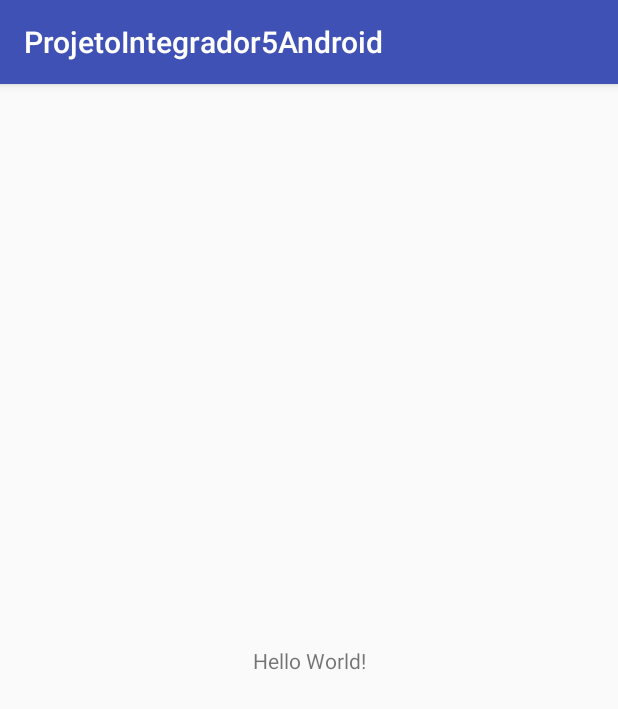
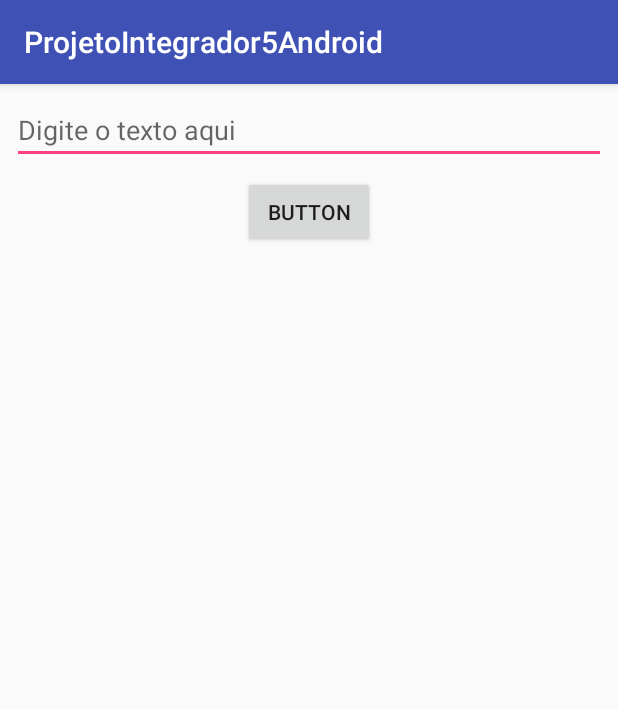
Before and after one commit to UniREDENTOR/ProjetoIntegrador5_Android, an Android app: the screen it shows after launch (MainActivity), on a phone screen of 412 x 824 dp. Shown: the top 709 px of the screen. Run offline under Robolectric (Android 15) with nearby library versions, the phone set to English and light mode, and no system bars.

Commit message:
Funcionalidade de text-to-speech implementada.

```diff
--- a/app/src/main/java/com/example/mikha/projetointegrador5android/MainActivity.java
+++ b/app/src/main/java/com/example/mikha/projetointegrador5android/MainActivity.java
@@ -1,13 +1,54 @@
 package com.example.mikha.projetointegrador5android;
 
+import android.speech.tts.TextToSpeech;
 import android.support.v7.app.AppCompatActivity;
 import android.os.Bundle;
+import android.view.View;
+import android.widget.Button;
+import android.widget.EditText;
+import android.widget.Toast;
+
+import java.util.Locale;
 
 public class MainActivity extends AppCompatActivity {
+
+    TextToSpeech speech;
+    EditText ed1;
+    Button b1;
 
     @Override
     protected void onCreate(Bundle savedInstanceState) {
         super.onCreate(savedInstanceState);
         setContentView(R.layout.activity_main);
+
+        ed1 = (EditText) findViewById(R.id.EditTextEntrada);
+        b1 = (Button) findViewById(R.id.ButtonTextToSpeech);
+        final Locale localeBR = new Locale("pt","BR");
+
+        speech = new TextToSpeech(getApplicationContext(), new TextToSpeech.OnInitListener() {
+            @Override
+            public void onInit(int status) {
+                if(status != TextToSpeech.ERROR){
+                    speech.setLanguage(localeBR);
+                }
+            }
+        });
+
+        b1.setOnClickListener(new View.OnClickListener() {
+            @Override
+            public void onClick(View v) {
+                String toSpeak = ed1.getText().toString();
+                Toast.makeText(getApplicationContext(), toSpeak, Toast.LENGTH_SHORT).show();
+                speech.speak(toSpeak, TextToSpeech.QUEUE_FLUSH, null);
+            }
+        });
+    }
+
+    public void onPause(){
+        if(speech != null){
+            speech.stop();
+            speech.shutdown();
+        }
+        super.onPause();
     }
 }
--- a/app/src/main/res/layout/activity_main.xml
+++ b/app/src/main/res/layout/activity_main.xml
@@ -6,13 +6,27 @@
     android:layout_height="match_parent"
     tools:context="com.example.mikha.projetointegrador5android.MainActivity">
 
-    <TextView
-        android:layout_width="wrap_content"
+    <EditText
+        android:id="@+id/EditTextEntrada"
+        android:hint="Digite o texto aqui"
+        android:layout_width="match_parent"
         android:layout_height="wrap_content"
-        android:text="Hello World!"
-        app:layout_constraintBottom_toBottomOf="parent"
+        android:layout_marginLeft="8dp"
+        android:layout_marginRight="8dp"
+        android:layout_marginTop="8dp"
+        android:inputType="text"
         app:layout_constraintLeft_toLeftOf="parent"
         app:layout_constraintRight_toRightOf="parent"
         app:layout_constraintTop_toTopOf="parent" />
 
+    <Button
+        android:id="@+id/ButtonTextToSpeech"
+        android:layout_width="wrap_content"
+        android:layout_height="wrap_content"
+        android:layout_marginTop="8dp"
+        android:text="Button"
+        app:layout_constraintLeft_toLeftOf="parent"
+        app:layout_constraintRight_toRightOf="parent"
+        app:layout_constraintTop_toBottomOf="@+id/EditTextEntrada" />
+
 </android.support.constraint.ConstraintLayout>
```
